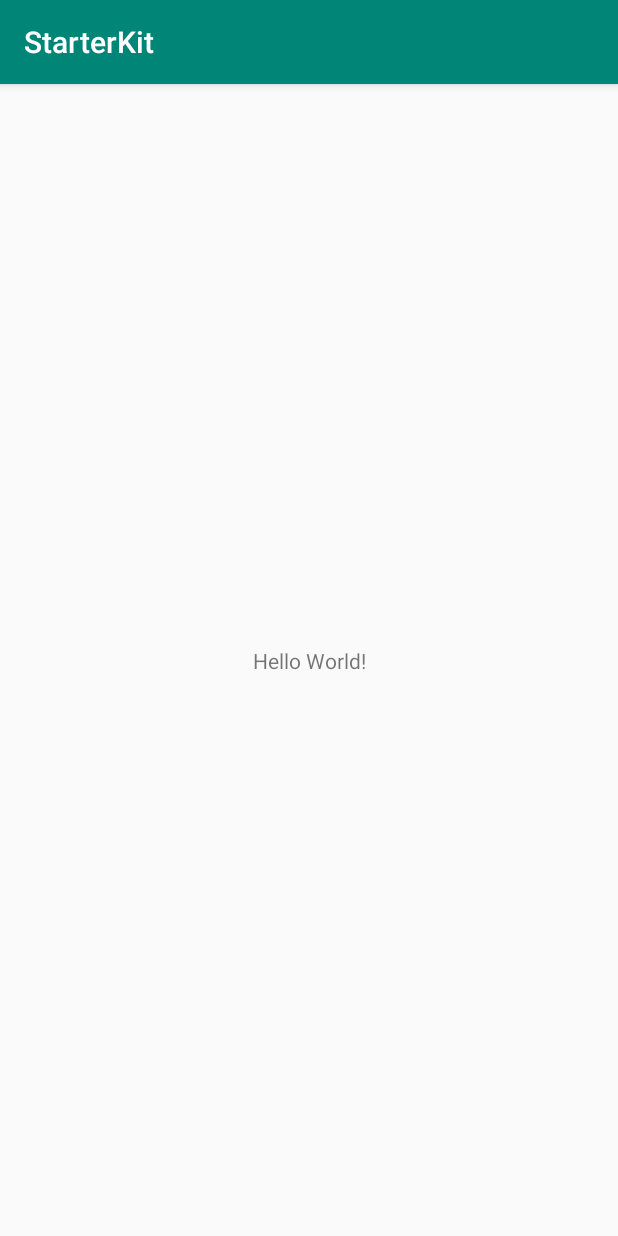
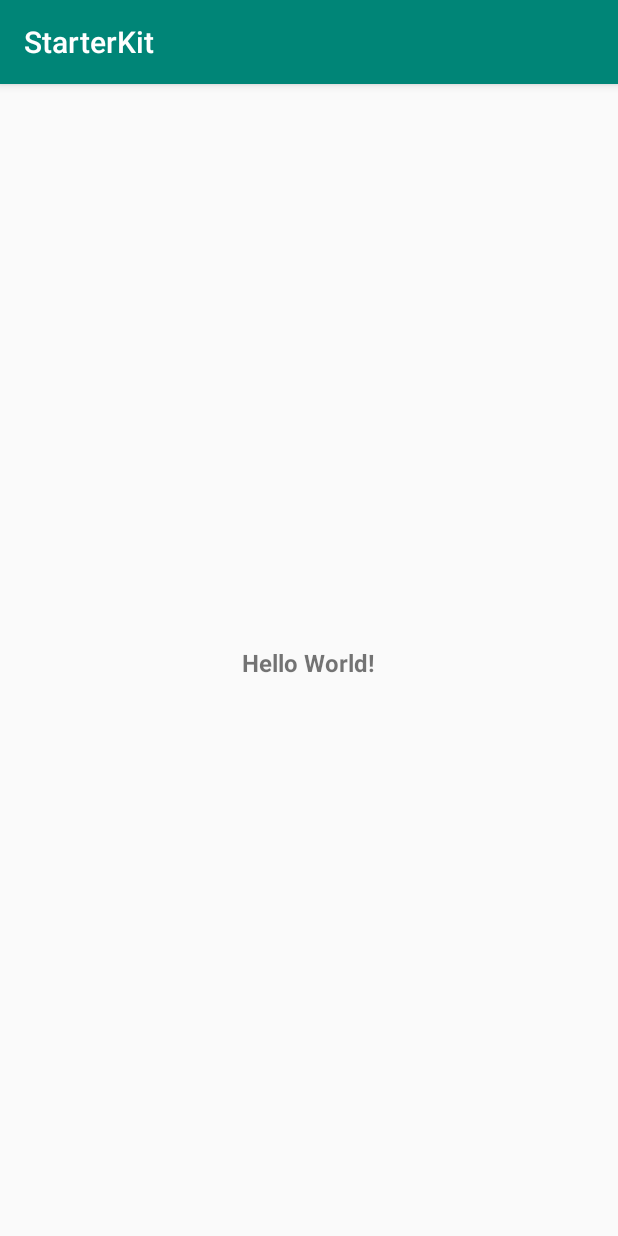
Before and after one commit to Abhisek2090/AppStarterKit, an Android app: the screen it shows after launch (StarterActivity), on a phone screen of 412 x 824 dp. Run offline under Robolectric (Android 15) with nearby library versions, the phone set to English and light mode, and no system bars; our stand-ins replace Dagger/Hilt's generated code; libraries missing offline, so code that uses them is left out: retrofit2.adapter.rxjava, retrofit2.converter.jackson, rx.schedulers, rx.subjects, rx.subscriptions; pictures from the network do not load; 4 statements that could not run were skipped.

```diff
--- a/app/build.gradle
+++ b/app/build.gradle
@@ -30,6 +30,7 @@ dependencies {
     implementation 'com.squareup.retrofit2:converter-jackson:2.1.0'
     implementation 'com.jakewharton.rxbinding:rxbinding:0.3.0'
     implementation "com.google.dagger:dagger:2.8"
+    implementation 'com.github.bumptech.glide:glide:3.8.0'
 
     implementation 'com.android.support:support-vector-drawable:28.0.0'
     implementation 'com.github.bumptech.glide:glide:3.8.0'
--- a/app/src/main/AndroidManifest.xml
+++ b/app/src/main/AndroidManifest.xml
@@ -14,6 +14,7 @@
         android:supportsRtl="true"
         android:usesCleartextTraffic="true"
         android:theme="@style/AppTheme">
+
         <activity android:name=".activity.StarterActivity">
             <intent-filter>
                 <action android:name="android.intent.action.MAIN" />
--- a/app/src/main/java/com/example/starterkit/activity/StarterActivity.java
+++ b/app/src/main/java/com/example/starterkit/activity/StarterActivity.java
@@ -1,6 +1,11 @@
 package com.example.starterkit.activity;
 
 import android.os.Bundle;
+import android.widget.ImageView;
+import android.widget.TextView;
+
+import com.bumptech.glide.Glide;
+import com.bumptech.glide.load.engine.DiskCacheStrategy;
 import com.example.starterkit.R;
 import com.example.starterkit.dependencyinjection.PresenterComponent;
 import com.example.starterkit.presenter.StarterActivityPresenter;
@@ -9,11 +14,18 @@ public class StarterActivity extends PresentedActivity<StarterActivityPresenter>
 
 
     private StarterActivityPresenter presenter;
+    private TextView descriptionText;
+    private ImageView imageView;
 
     @Override
     protected void onCreate(Bundle savedInstanceState) {
         super.onCreate(savedInstanceState);
         setContentView(R.layout.activity_main);
+
+        descriptionText = (TextView)findViewById(R.id.descriptionText);
+        imageView = (ImageView)findViewById(R.id.imageView);
+
+        presenter.getData(getString(R.string.api_key));
     }
 
     @Override
@@ -28,7 +40,26 @@ public class StarterActivity extends PresentedActivity<StarterActivityPresenter>
     }
 
     @Override
+    public void populateStarterActivity(String url, String desc) {
+        //populate the views here
+        try {
+
+            Glide.with(this)
+                    .load(url)
+                    .diskCacheStrategy(DiskCacheStrategy.ALL)
+                    .crossFade()
+                    .error(R.drawable.ic_launcher_background)
+                    .into(imageView);
+
+        } catch (OutOfMemoryError outOfMemoryError) {
+            outOfMemoryError.printStackTrace();
+        }
+
+        descriptionText.setText(desc);
+    }
+
+    @Override
     public void showProgressBar() {
-
+        //code to show progressbar here
     }
 }
--- a/app/src/main/java/com/example/starterkit/presenter/StarterActivityPresenter.java
+++ b/app/src/main/java/com/example/starterkit/presenter/StarterActivityPresenter.java
@@ -5,7 +5,11 @@ import com.example.starterkit.dependencyinjection.PresenterComponent;
 import com.example.starterkit.eventbus.Event;
 import com.example.starterkit.eventbus.EventBus;
 import com.example.starterkit.eventbus.EventSubscriber;
+import com.example.starterkit.model.NasaModelClass;
 import com.example.starterkit.restservice.RestService;
+import com.example.starterkit.restservice.ServerResponse;
+
+import java.util.List;
 
 import javax.inject.Inject;
 
@@ -37,9 +41,9 @@ public class StarterActivityPresenter extends PresenterStub implements EventSubs
 
 
     //Fetching data using method in restservice
-    public void getData() {
-        iMainActivityView.showProgressBar();
-        restService.getStarterData(Constants.GET_DATA);
+    public void getData(String apiKey) {
+       // iMainActivityView.showProgressBar();
+        restService.getStarterData(apiKey, Constants.GET_DATA);
     }
 
     @Override
@@ -49,6 +53,8 @@ public class StarterActivityPresenter extends PresenterStub implements EventSubs
             case Event.TYPE_SUCCESS:
                 switch (event.getRequestCode()) {
                     case Constants.GET_DATA:
+                        NasaModelClass serverResponse = event.getResult();
+                        iMainActivityView.populateStarterActivity(serverResponse.getUrl(), serverResponse.getTitle());
                         break;
                 }
 
@@ -63,7 +69,7 @@ public class StarterActivityPresenter extends PresenterStub implements EventSubs
 
     }
     public interface IMainActivityView {
-
+        void populateStarterActivity(String url, String desc);
         void showProgressBar();
 
     }
--- a/app/src/main/java/com/example/starterkit/restservice/RestInterface.java
+++ b/app/src/main/java/com/example/starterkit/restservice/RestInterface.java
@@ -1,18 +1,21 @@
 package com.example.starterkit.restservice;
+
+import com.example.starterkit.model.NasaModelClass;
 
 import retrofit2.Response;
 import retrofit2.http.GET;
 import retrofit2.http.Path;
+import retrofit2.http.Query;
 import rx.Observable;
 
 public interface RestInterface {
 
-    String BASE_URL = "https://marvelstefan-skliarovv1.p.rapidapi.com/";
+    String BASE_URL = "https://api.nasa.gov/planetary/";
 
 
-    //dummy api call
+    //example api
 
-    @GET("/getCharacters")
-    Observable<Response<Void>> getCharacters();
+    @GET("apod")
+    Observable<Response<NasaModelClass>> getPlanetaryData(@Query("api_key") String api_key);
 
 }
--- a/app/src/main/res/layout/activity_main.xml
+++ b/app/src/main/res/layout/activity_main.xml
@@ -1,18 +1,32 @@
 <?xml version="1.0" encoding="utf-8"?>
-<androidx.constraintlayout.widget.ConstraintLayout xmlns:android="http://schemas.android.com/apk/res/android"
+<LinearLayout xmlns:android="http://schemas.android.com/apk/res/android"
     xmlns:app="http://schemas.android.com/apk/res-auto"
     xmlns:tools="http://schemas.android.com/tools"
     android:layout_width="match_parent"
     android:layout_height="match_parent"
+    android:gravity="center"
+    android:orientation="vertical"
     tools:context=".activity.StarterActivity">
 
+
+    <ImageView
+        android:id="@+id/imageView"
+        android:layout_width="wrap_content"
+        android:layout_height="wrap_content"
+        android:layout_marginBottom="4dp"
+        tools:srcCompat="@tools:sample/avatars" />
+
     <TextView
+        android:id="@+id/descriptionText"
         android:layout_width="wrap_content"
         android:layout_height="wrap_content"
         android:text="Hello World!"
+        android:textSize="16sp"
+        android:textStyle="bold"
         app:layout_constraintBottom_toBottomOf="parent"
         app:layout_constraintLeft_toLeftOf="parent"
         app:layout_constraintRight_toRightOf="parent"
         app:layout_constraintTop_toTopOf="parent" />
 
-</androidx.constraintlayout.widget.ConstraintLayout>
+
+</LinearLayout>
--- a/app/src/main/res/values/strings.xml
+++ b/app/src/main/res/values/strings.xml
@@ -1,4 +1,5 @@
 <resources>
     <string name="app_name">StarterKit</string>
     <string name="device_not_connected_msg">Device is not connected to the internet</string>
+    <string name="api_key">NyCLEFQVwAtbtEz7yQ5g5wWGlepEFIffeCgdWzOE</string>
 </resources>
```
Also changed, not shown: app/src/main/java/com/example/starterkit/model/NasaModelClass.java (added, +28 -0 lines), app/src/main/java/com/example/starterkit/presenter/StarterFragmentPresenter.java (+5 -2 lines), app/src/main/java/com/example/starterkit/restservice/RestService.java (+6 -5 lines), app/src/main/java/com/example/starterkit/restservice/ServerResponse.java (added, +58 -0 lines).
